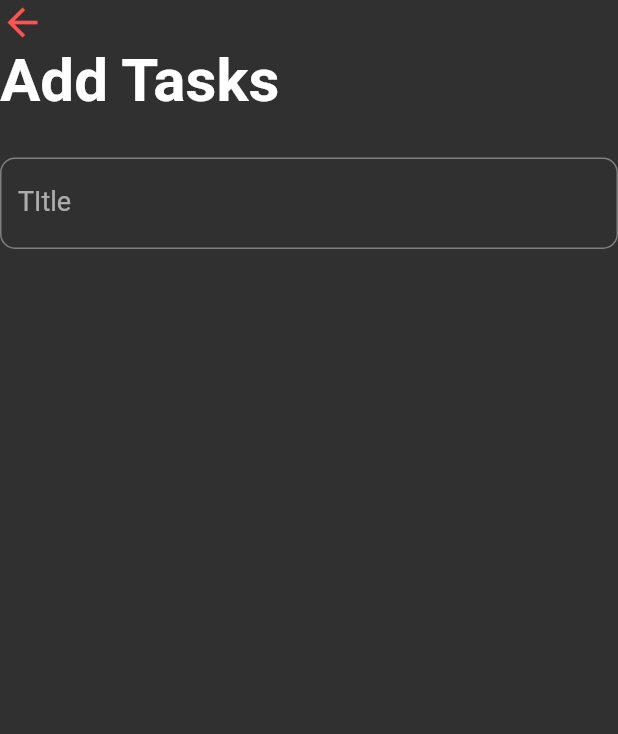
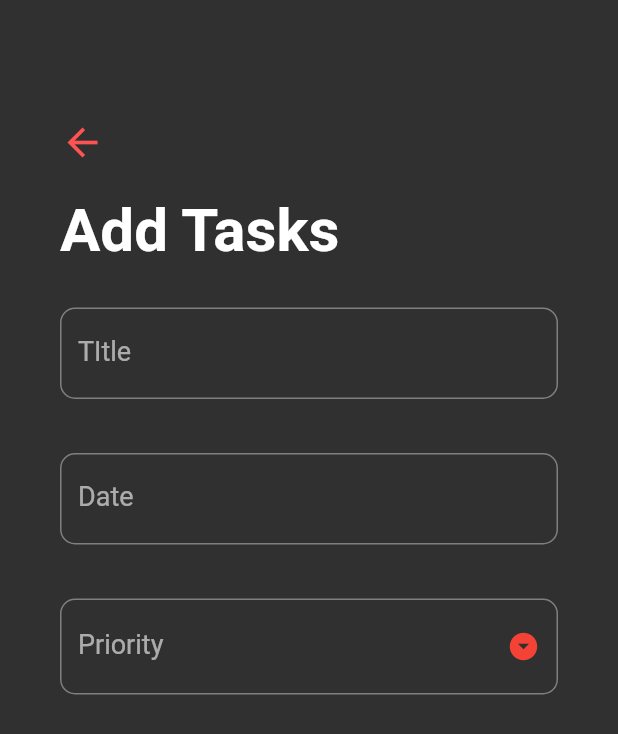
Before and after one commit to Omk4r-san/To-Do-App, a Flutter app: the AddTaskScreen screen opened directly, on a phone screen of 412 x 824 dp. Shown: the top 734 px of the screen. Run offline on Flutter 3.47's test engine with Material 2 defaults, Android fonts, the phone set to English and light mode, and no system bars.

Commit message:
Task page created

```diff
--- a/ToDoApp/lib/screens/Add-Tasks-Screen.dart
+++ b/ToDoApp/lib/screens/Add-Tasks-Screen.dart
@@ -1,4 +1,5 @@
 import 'package:flutter/material.dart';
+import 'package:intl/intl.dart';
 
 class AddTaskScreen extends StatefulWidget {
   AddTaskScreen({Key key}) : super(key: key);
@@ -8,14 +9,37 @@ class AddTaskScreen extends StatefulWidget {
 }
 
 class _AddTaskScreenState extends State<AddTaskScreen> {
+  String _title = "";
   final _formKey = GlobalKey<FormState>();
-  String _title = "";
   String _priority;
+  final List<String> _priorities = ['Low', 'Medium', 'High'];
   DateTime _date = DateTime.now();
+  TextEditingController _datecontroller = TextEditingController();
+  DateFormat _dateFormat = DateFormat("MMM dd, yyyy ");
+
+  _handledatepicker() async {
+    final DateTime date = await showDatePicker(
+        context: context,
+        initialDate: _date,
+        firstDate: DateTime(2000),
+        lastDate: DateTime(2100));
+    if (date != null && date != _date) {
+      setState(() {
+        _date = date;
+      });
+      _datecontroller.text = _dateFormat.format(date);
+    }
+  }
+
   @override
   Widget build(BuildContext context) {
     return Scaffold(
-      body: Column(
+      body: GestureDetector(
+        onTap: () => FocusScope.of(context).unfocus(),
+        child: SingleChildScrollView(
+          child: Container(
+            padding: EdgeInsets.symmetric(horizontal: 40.0, vertical: 80.0),
+            child: Column(
               crossAxisAlignment: CrossAxisAlignment.start,
               children: <Widget>[
                 GestureDetector(
@@ -25,6 +49,9 @@ class _AddTaskScreenState extends State<AddTaskScreen> {
                     size: 30.0,
                     color: Colors.redAccent,
                   ),
+                ),
+                SizedBox(
+                  height: 20.0,
                 ),
                 Text(
                   "Add Tasks",
@@ -38,8 +65,20 @@ class _AddTaskScreenState extends State<AddTaskScreen> {
                 Form(
                   key: _formKey,
                   child: Column(
-              children: [
-                Padding(
+                    children: [textsection(), datesection(), prioritysection()],
+                  ),
+                )
+              ],
+            ),
+          ),
+        ),
+      ),
+    );
+  }
+
+  Widget textsection() {
+    return Container(
+      child: Padding(
         padding: EdgeInsets.symmetric(vertical: 18.0),
         child: TextFormField(
           style: TextStyle(fontSize: 18.0),
@@ -48,12 +87,66 @@ class _AddTaskScreenState extends State<AddTaskScreen> {
               labelStyle: TextStyle(fontSize: 18.0),
               border: OutlineInputBorder(
                   borderRadius: BorderRadius.circular(10.0))),
+          validator: (input) =>
+              input.trim().isEmpty ? 'Please enter a tile ' : null,
+          onSaved: (input) => _title = input,
+          initialValue: _title,
         ),
-                )
-              ],
       ),
-          )
-        ],
+    );
+  }
+
+  Widget prioritysection() {
+    return Container(
+      child: Padding(
+        padding: EdgeInsets.symmetric(vertical: 18.0),
+        child: DropdownButtonFormField(
+          icon: Icon(Icons.arrow_drop_down_circle),
+          iconEnabledColor: Colors.red,
+          iconSize: 22.0,
+          items: _priorities.map((String priority) {
+            return DropdownMenuItem(
+              value: priority,
+              child: Text(
+                priority,
+                style: TextStyle(fontSize: 18.0, color: Colors.white),
+              ),
+            );
+          }).toList(),
+          style: TextStyle(fontSize: 18.0),
+          decoration: InputDecoration(
+              labelText: "Priority",
+              labelStyle: TextStyle(fontSize: 18.0),
+              border: OutlineInputBorder(
+                  borderRadius: BorderRadius.circular(10.0))),
+          validator: (input) =>
+              _priority == null ? 'Please select priority level' : null,
+          onSaved: (input) => _priority = input,
+          onChanged: (value) {
+            setState(() {
+              _priority = value;
+            });
+          },
+        ),
+      ),
+    );
+  }
+
+  Widget datesection() {
+    return Container(
+      child: Padding(
+        padding: EdgeInsets.symmetric(vertical: 18.0),
+        child: TextFormField(
+          readOnly: true,
+          controller: _datecontroller,
+          onTap: _handledatepicker,
+          style: TextStyle(fontSize: 18.0),
+          decoration: InputDecoration(
+              labelText: "Date",
+              labelStyle: TextStyle(fontSize: 18.0),
+              border: OutlineInputBorder(
+                  borderRadius: BorderRadius.circular(10.0))),
+        ),
       ),
     );
   }
--- a/ToDoApp/pubspec.yaml
+++ b/ToDoApp/pubspec.yaml
@@ -28,6 +28,7 @@ dependencies:
   # The following adds the Cupertino Icons font to your application.
   # Use with the CupertinoIcons class for iOS style icons.
   cupertino_icons: ^1.0.0
+  intl: ^0.16.1
 
 dev_dependencies:
   flutter_test:
```
Also changed, not shown: ToDoApp/pubspec.lock. Lines whose indentation alone changed are shown as unchanged.
